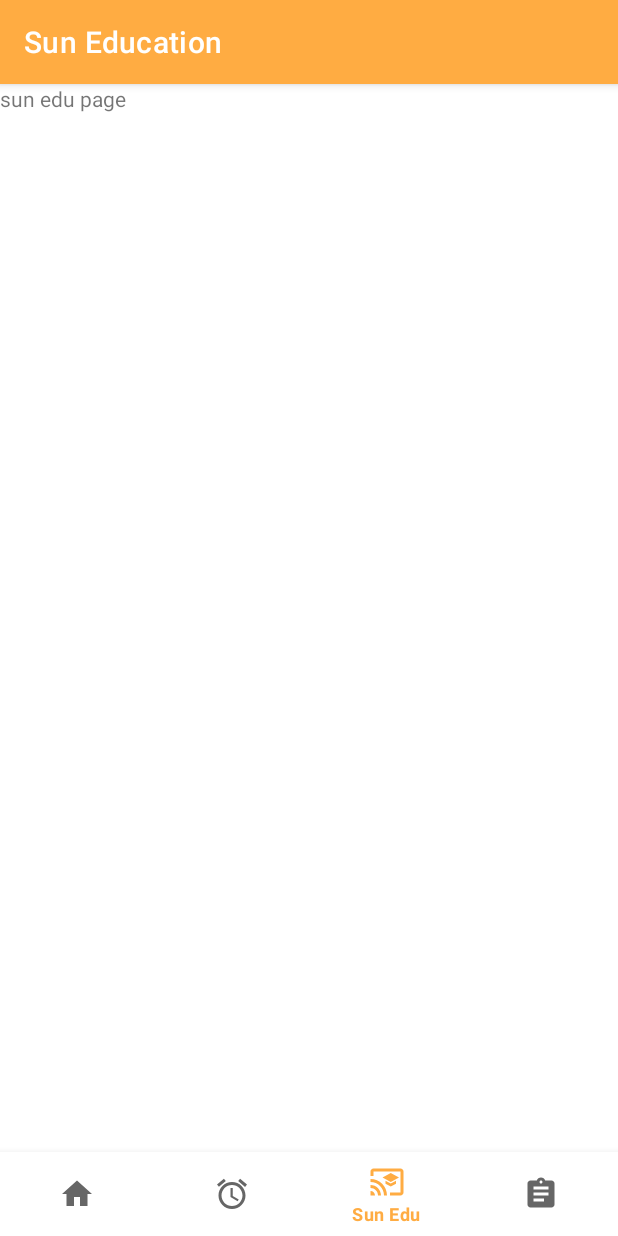
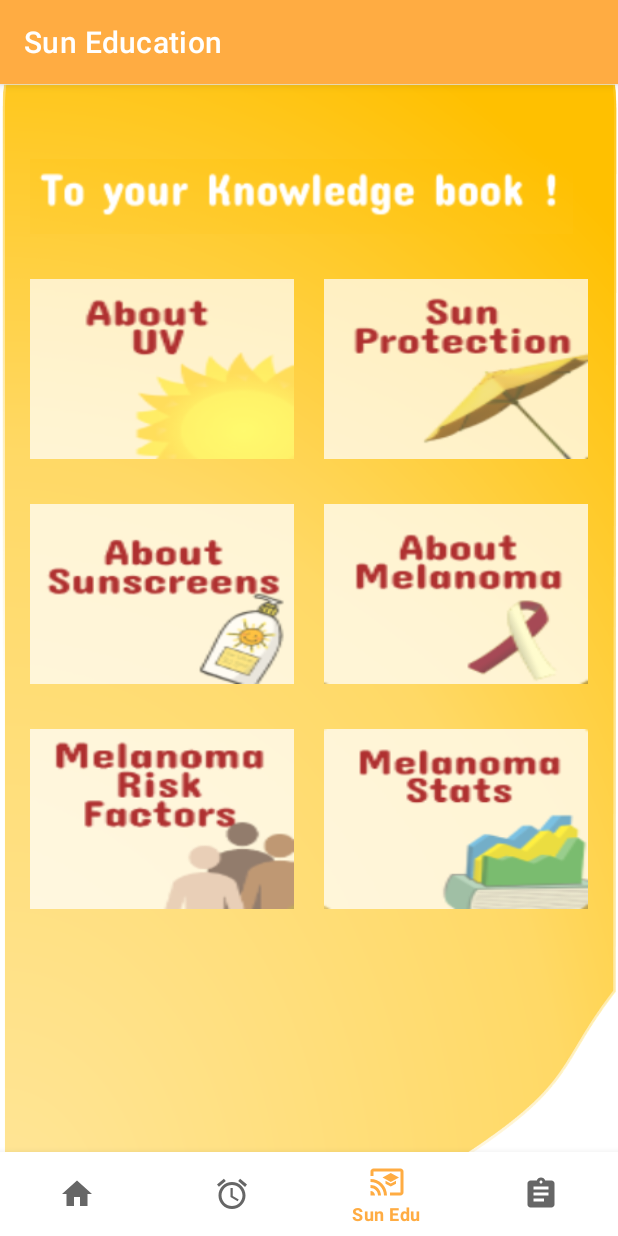
Before and after one commit to ShuangXu-FocusCurrent/UVSafe, an Android app: the SunEduFragment screen opened through its navigation route, on a phone screen of 412 x 824 dp. Run offline under Robolectric (Android 15) with nearby library versions, the light colour scheme and no system bars; our stand-ins replace Volley, navigation-ui; network calls fail; 7 statements that could not run were skipped.

Commit message:
[FEAT] Education page Layout file changes (#76)

```diff
--- a/app/src/main/res/layout/fragment_sun_edu.xml
+++ b/app/src/main/res/layout/fragment_sun_edu.xml
@@ -1,14 +1,110 @@
 <?xml version="1.0" encoding="utf-8"?>
 <FrameLayout xmlns:android="http://schemas.android.com/apk/res/android"
+    xmlns:app="http://schemas.android.com/apk/res-auto"
     xmlns:tools="http://schemas.android.com/tools"
     android:layout_width="match_parent"
     android:layout_height="match_parent"
     tools:context=".fragment.SunEduFragment">
 
-    <!-- TODO: Update blank fragment layout -->
-    <TextView
+    <androidx.constraintlayout.widget.ConstraintLayout
+        android:id="@+id/skin_edu_layout"
         android:layout_width="match_parent"
         android:layout_height="match_parent"
-        android:text="sun edu page" />
+        android:background="@drawable/edu_page_background">
+
+        <ScrollView
+            android:id="@+id/scrollView2"
+            android:layout_width="0dp"
+            android:layout_height="wrap_content"
+            app:layout_constraintEnd_toEndOf="parent"
+            app:layout_constraintStart_toStartOf="parent"
+            app:layout_constraintTop_toTopOf="parent">
+
+            <GridLayout
+                android:layout_width="match_parent"
+                android:layout_height="wrap_content"
+                android:columnCount="2"
+                android:padding="20dp"
+                android:rowCount="4">
+
+                <TextView
+                    android:layout_width="0dp"
+                    android:layout_height="50dp"
+                    android:layout_columnSpan="2"
+                    android:layout_columnWeight="1"
+                    android:layout_gravity="fill_horizontal"
+                    android:layout_marginTop="30dp"
+                    android:layout_marginRight="10dp"
+                    android:layout_marginBottom="30dp"
+                    android:background="@drawable/edu_page_header_text"
+                    android:gravity="center" />
+
+                <ImageButton
+                    android:layout_width="0dp"
+                    android:layout_height="120dp"
+                    android:layout_columnWeight="1"
+                    android:layout_gravity="fill_horizontal"
+                    android:layout_marginRight="10dp"
+                    android:layout_marginBottom="30dp"
+                    android:background="@drawable/about_us"
+                    android:gravity="center"
+                    android:id="@+id/aboutUVButton" />
+
+                <ImageButton
+                    android:layout_width="0dp"
+                    android:layout_height="120dp"
+                    android:layout_columnWeight="1"
+                    android:layout_gravity="fill_horizontal"
+                    android:layout_marginLeft="10dp"
+                    android:layout_marginBottom="30dp"
+                    android:background="@drawable/sun_protection"
+                    android:gravity="center"
+                    android:id="@+id/sunProtectionButton" />
+
+                <ImageButton
+                    android:layout_width="0dp"
+                    android:layout_height="120dp"
+                    android:layout_columnWeight="1"
+                    android:layout_gravity="fill_horizontal"
+                    android:layout_marginRight="10dp"
+                    android:layout_marginBottom="30dp"
+                    android:background="@drawable/about_sunscreen"
+                    android:gravity="center"
+                    android:id="@+id/aboutSunscreenButton" />
+
+                <ImageButton
+                    android:layout_width="0dp"
+                    android:layout_height="120dp"
+                    android:layout_columnWeight="1"
+                    android:layout_gravity="fill_horizontal"
+                    android:layout_marginLeft="10dp"
+                    android:layout_marginBottom="30dp"
+                    android:background="@drawable/about_melanoma"
+                    android:gravity="center"
+                    android:id="@+id/aboutMelanomaButton" />
+
+                <ImageButton
+                    android:layout_width="0dp"
+                    android:layout_height="120dp"
+                    android:layout_columnWeight="1"
+                    android:layout_gravity="fill_horizontal"
+                    android:layout_marginRight="10dp"
+                    android:background="@drawable/melanoma_risk_factors"
+                    android:gravity="center"
+                    android:id="@+id/melanomaRisksButton"/>
+
+                <ImageButton
+                    android:layout_width="0dp"
+                    android:layout_height="120dp"
+                    android:layout_columnWeight="1"
+                    android:layout_gravity="fill_horizontal"
+                    android:layout_marginLeft="10dp"
+                    android:background="@drawable/melanoma_stats"
+                    android:gravity="center"
+                    android:id="@+id/melanomaStatsButton" />
+
+            </GridLayout>
+        </ScrollView>
+    </androidx.constraintlayout.widget.ConstraintLayout>
 
 </FrameLayout>
```
Also changed, not shown: app/src/main/res/drawable/about_melanoma.PNG (added), app/src/main/res/drawable/about_sunscreen.PNG (added), app/src/main/res/drawable/about_us.PNG (added), app/src/main/res/drawable/edu_page_background.png (added), app/src/main/res/drawable/edu_page_header_text.PNG (added), app/src/main/res/drawable/melanoma_risk_factors.PNG (added), app/src/main/res/drawable/melanoma_stats.PNG (added), app/src/main/res/drawable/sun_protection.PNG (added), 1 other file.
